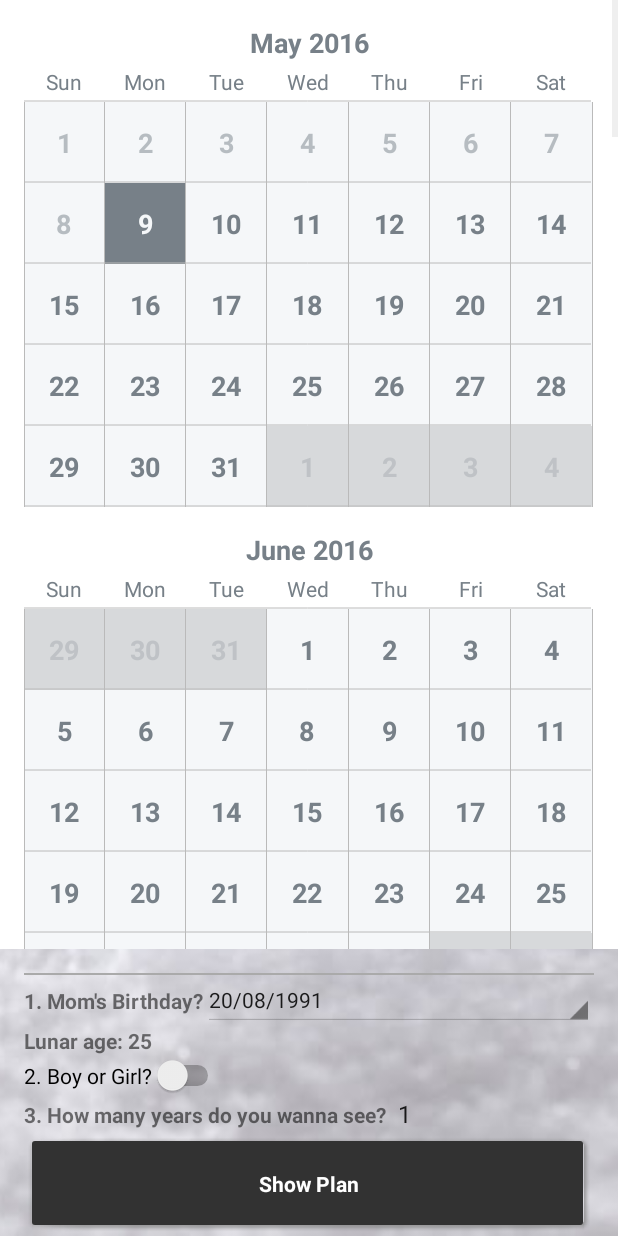
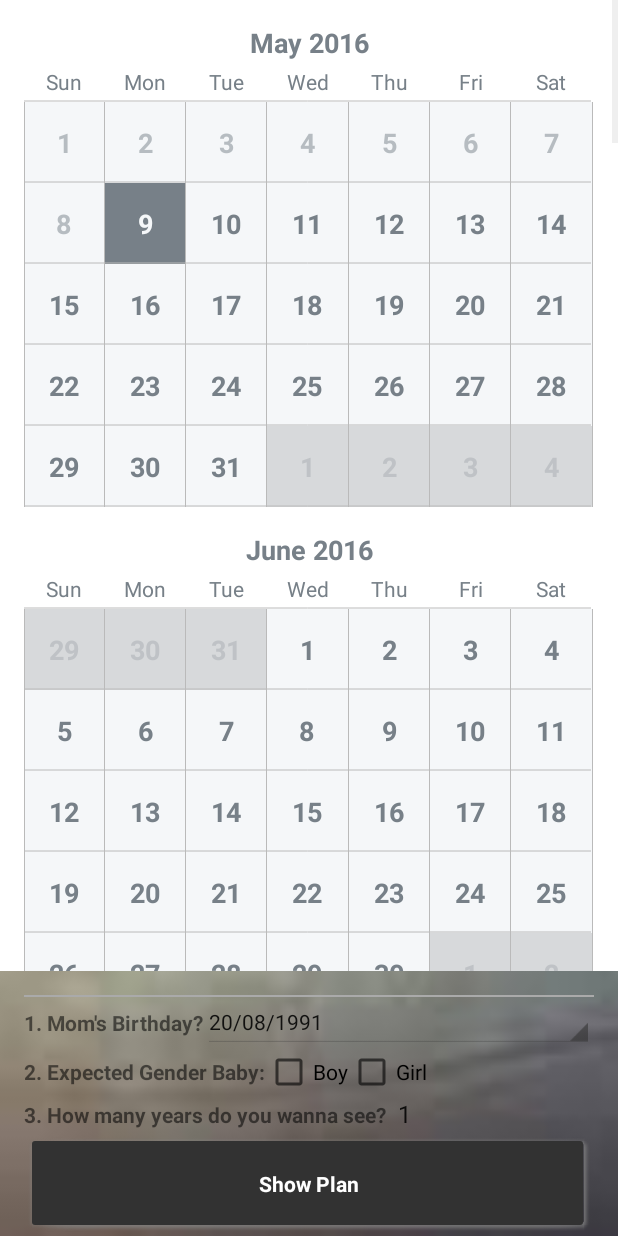
Before and after one commit to icqrx/BabyGender, an Android app: the TimePredictorActivity screen opened directly, with no data from a screen before it, on a phone screen of 412 x 824 dp. Run offline under Robolectric (Android 15) with nearby library versions, the light colour scheme and no system bars; 4 statements that could not run were skipped.

Commit message:
+ Modify Time predictor

```diff
--- a/app/src/main/java/com/marknguyen/babygenderpredictor/TimePredictorActivity.java
+++ b/app/src/main/java/com/marknguyen/babygenderpredictor/TimePredictorActivity.java
@@ -2,10 +2,13 @@ package com.marknguyen.babygenderpredictor;
 
 import android.app.AlertDialog;
 import android.content.DialogInterface;
+import android.net.Uri;
 import android.os.Bundle;
 import android.support.v4.app.FragmentActivity;
 import android.text.format.DateFormat;
 import android.view.View;
+import android.widget.CheckBox;
+import android.widget.CompoundButton;
 import android.widget.ImageButton;
 import android.widget.ScrollView;
 import android.widget.Spinner;
@@ -13,6 +16,9 @@ import android.widget.Switch;
 import android.widget.TextView;
 import android.widget.Toast;
 
+import com.google.android.gms.appindexing.Action;
+import com.google.android.gms.appindexing.AppIndex;
+import com.google.android.gms.common.api.GoogleApiClient;
 import com.squareup.timessquare.CalendarPickerView;
 
 import java.text.ParseException;
@@ -41,12 +47,20 @@ public class TimePredictorActivity extends FragmentActivity implements DatePicke
     public static int ageMom;
     private Spinner spRangeOfAge;
     private TextView tvTimeResults;
-    private Switch swBoyorGirl;
+    //private Switch swBoyorGirl;
+    private CheckBox cbBoy;
+    private CheckBox cbGirl;
     private int mYear, mMonth, mDay, mHour, mMinute;
     private DatePicker pickerSolarBirthday;
     private static int thisYear;
     private CalendarPickerView calendarView;
     private ScrollView scrollText;
+    private boolean isExpectedBoy;
+    /**
+     * ATTENTION: This was auto-generated to implement the App Indexing API.
+     * See https://g.co/AppIndexing/AndroidStudio for more information.
+     */
+    private GoogleApiClient client;
 
     @Override
     protected void onCreate(Bundle savedInstanceState) {
@@ -55,13 +69,16 @@ public class TimePredictorActivity extends FragmentActivity implements DatePicke
 
         scrollText = (ScrollView) findViewById(R.id.scroll_text);
         pickerSolarBirthday = (DatePicker) findViewById(R.id.long_date);
-        tv_lunarAge = (TextView) findViewById(R.id.tv_lunar_birthday2);
+        //tv_lunarAge = (TextView) findViewById(R.id.tv_lunar_birthday2);
         spRangeOfAge = (Spinner) findViewById(R.id.spinner_rangeOfAges);
         tvTimeResults = (TextView) findViewById(R.id.tv_time_results);
-        swBoyorGirl = (Switch) findViewById(R.id.sw_boyorgirl);
+        //swBoyorGirl = (Switch) findViewById(R.id.sw_boyorgirl);
+        cbBoy = (CheckBox) findViewById(R.id.cbBoy);
+        cbGirl = (CheckBox) findViewById(R.id.cbGirl);
         // Init
-        tv_lunarAge.setText("Lunar age: 25");
+        //tv_lunarAge.setText("Lunar age: 25");
         ageMom = 25;
+        isExpectedBoy = true;
 
         final Calendar nextYear = Calendar.getInstance();
         nextYear.add(Calendar.YEAR, 1);
@@ -77,6 +94,22 @@ public class TimePredictorActivity extends FragmentActivity implements DatePicke
                 .displayOnly();
 
         btn_timePredictor = (ButtonRectangle) findViewById(R.id.btn_time_predictor);
+        cbBoy.setOnCheckedChangeListener(new CompoundButton.OnCheckedChangeListener() {
+            @Override
+            public void onCheckedChanged(CompoundButton buttonView, boolean isChecked) {
+                isExpectedBoy = true;
+                //Uncheck cbGirl
+                cbGirl.setChecked(false);
+            }
+        });
+        cbGirl.setOnCheckedChangeListener(new CompoundButton.OnCheckedChangeListener() {
+            @Override
+            public void onCheckedChanged(CompoundButton buttonView, boolean isChecked) {
+                isExpectedBoy = false;
+                //Uncheck cbBoy
+                cbBoy.setChecked(false);
+            }
+        });
         btn_timePredictor.setOnClickListener(new View.OnClickListener() {
             @Override
             public void onClick(View v) {
@@ -84,9 +117,11 @@ public class TimePredictorActivity extends FragmentActivity implements DatePicke
                     scrollText.setVisibility(View.VISIBLE);
                     tvTimeResults.setText("");
                     int temp;
-                    Boolean isCheck = swBoyorGirl.isChecked();
-                    if (isCheck) temp = 1;
-                    else temp = 0;
+                    //Boolean isCheck = swBoyorGirl.isChecked();
+                    if (isExpectedBoy)
+                        temp = 0;
+                    else
+                        temp = 1;
                     List<Map<Date, Date>> result = getMonthXXX(temp);
 
                     final Calendar nextYear = Calendar.getInstance();
@@ -108,6 +143,9 @@ public class TimePredictorActivity extends FragmentActivity implements DatePicke
 
         pickerSolarBirthday.setDateFormat(DateFormat.getDateFormat(TimePredictorActivity.this));
 
+        // ATTENTION: This was auto-generated to implement the App Indexing API.
+        // See https://g.co/AppIndexing/AndroidStudio for more information.
+        client = new GoogleApiClient.Builder(this).addApi(AppIndex.API).build();
     }
 
     /**
@@ -243,4 +281,43 @@ public class TimePredictorActivity extends FragmentActivity implements DatePicke
     public void onDateSet(DatePicker view, int year, int monthOfYear, int dayOfMonth) {
     }
 
+    @Override
+    public void onStart() {
+        super.onStart();
+
+        // ATTENTION: This was auto-generated to implement the App Indexing API.
+        // See https://g.co/AppIndexing/AndroidStudio for more information.
+        client.connect();
+        Action viewAction = Action.newAction(
+                Action.TYPE_VIEW, // TODO: choose an action type.
+                "TimePredictor Page", // TODO: Define a title for the content shown.
+                // TODO: If you have web page content that matches this app activity's content,
+                // make sure this auto-generated web page URL is correct.
+                // Otherwise, set the URL to null.
+                Uri.parse("http://host/path"),
+                // TODO: Make sure this auto-generated app URL is correct.
+                Uri.parse("android-app://com.marknguyen.babygenderpredictor/http/host/path")
+        );
+        AppIndex.AppIndexApi.start(client, viewAction);
+    }
+
+    @Override
+    public void onStop() {
+        super.onStop();
+
+        // ATTENTION: This was auto-generated to implement the App Indexing API.
+        // See https://g.co/AppIndexing/AndroidStudio for more information.
+        Action viewAction = Action.newAction(
+                Action.TYPE_VIEW, // TODO: choose an action type.
+                "TimePredictor Page", // TODO: Define a title for the content shown.
+                // TODO: If you have web page content that matches this app activity's content,
+                // make sure this auto-generated web page URL is correct.
+                // Otherwise, set the URL to null.
+                Uri.parse("http://host/path"),
+                // TODO: Make sure this auto-generated app URL is correct.
+                Uri.parse("android-app://com.marknguyen.babygenderpredictor/http/host/path")
+        );
+        AppIndex.AppIndexApi.end(client, viewAction);
+        client.disconnect();
+    }
 }
--- a/app/src/main/res/layout/activity_time_predictor.xml
+++ b/app/src/main/res/layout/activity_time_predictor.xml
@@ -9,7 +9,7 @@
         android:layout_width="match_parent"
         android:layout_height="match_parent"
         android:scaleType="centerCrop"
-        android:src="@drawable/homepredict" />
+        android:src="@drawable/wallpaper6" />
 
     <ScrollView
         android:id="@+id/scroll_text"
@@ -88,21 +88,31 @@
         <!--android:text="@string/text_solar_birthday"-->
         <!--android:textStyle="bold" />-->
 
-        <TextView
-            android:id="@+id/tv_lunar_birthday2"
-            android:layout_width="wrap_content"
+        <LinearLayout
+            android:layout_width="match_parent"
             android:layout_height="wrap_content"
-            android:text="Lunar age: "
-            android:textStyle="bold" />
+            android:orientation="horizontal">
 
-        <Switch
-            android:id="@+id/sw_boyorgirl"
-            android:layout_width="wrap_content"
-            android:layout_height="wrap_content"
-            android:checked="false"
-            android:text="@string/text_boyorgirl"
-            android:textOff="@string/text_girl"
-            android:textOn="@string/text_boy" />
+            <TextView
+                android:layout_width="wrap_content"
+                android:layout_height="wrap_content"
+                android:text="2. Expected Gender Baby:"
+                android:textStyle="bold"/>
+
+            <CheckBox
+                android:layout_width="wrap_content"
+                android:layout_height="wrap_content"
+                android:text="Boy"
+                android:id="@+id/cbBoy"
+                android:drawSelectorOnTop="true"/>
+
+            <CheckBox
+                android:layout_width="wrap_content"
+                android:layout_height="wrap_content"
+                android:text="Girl"
+                android:id="@+id/cbGirl"
+                android:drawSelectorOnTop="true" />
+        </LinearLayout>
 
         <LinearLayout
             android:layout_width="match_parent"
```
